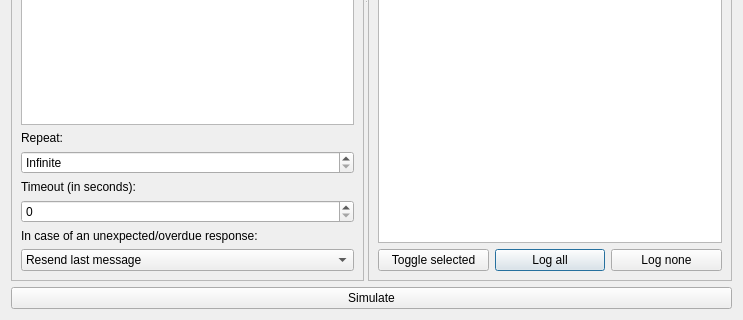
First picture: the form in ui/simulate_dialog.ui, repository jopohl/urh, before the edit; both pictures show x 0 to 743 and y 306 to 626 of the 743 by 626 pixel window.
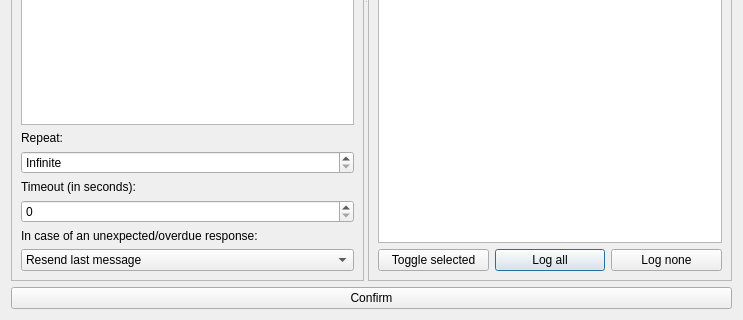
Second picture: the form after the edit. Icons and pictures are not drawn. Custom widgets are drawn as their Qt base class.

```diff
--- a/ui/simulate_dialog.ui
+++ b/ui/simulate_dialog.ui
@@ -154,11 +154,7 @@
    <item row="1" column="0">
     <widget class="QPushButton" name="pushButton">
      <property name="text">
-      <string>Simulate</string>
-     </property>
-     <property name="icon">
-      <iconset theme="media-playback-start">
-       <normaloff>.</normaloff>.</iconset>
+      <string>Confirm</string>
      </property>
     </widget>
    </item>
```
Left out of the diff: 2 changed lines with no effect on the pictures.
